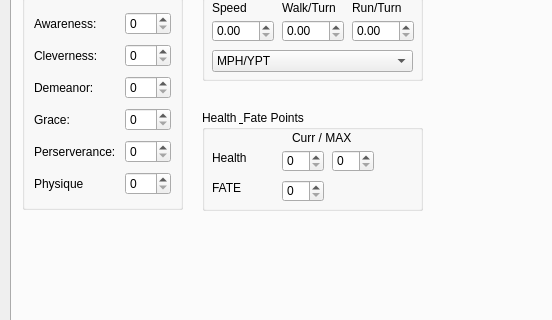
Xlaits/TheVoidCharacterCreator, file ui design.ui: the form before one commit; both pictures show x 0 to 552 and y 295 to 615 of the 800 by 800 pixel window.
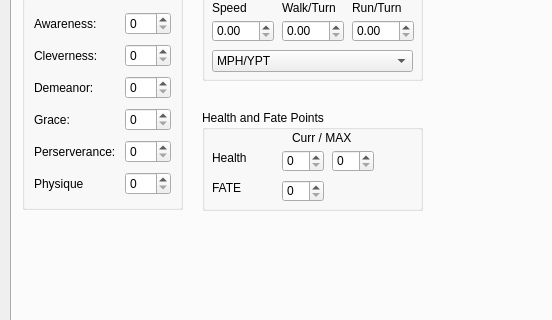
The form after the commit. The open tabs and pages were chosen to show the change.

Commit message: Compiled protitype UI into python code.

Diff of the .ui file:
```diff
--- a/ui design.ui
+++ b/ui design.ui
@@ -398,7 +398,7 @@
        </rect>
       </property>
       <property name="title">
-       <string>Health &amp; Fate Points</string>
+       <string>Health and Fate Points</string>
       </property>
       <widget class="QLabel" name="label_15">
        <property name="geometry">
```
Left out of the diff: 13 changed lines with no effect on the pictures. The commit also changes 1 other file.
